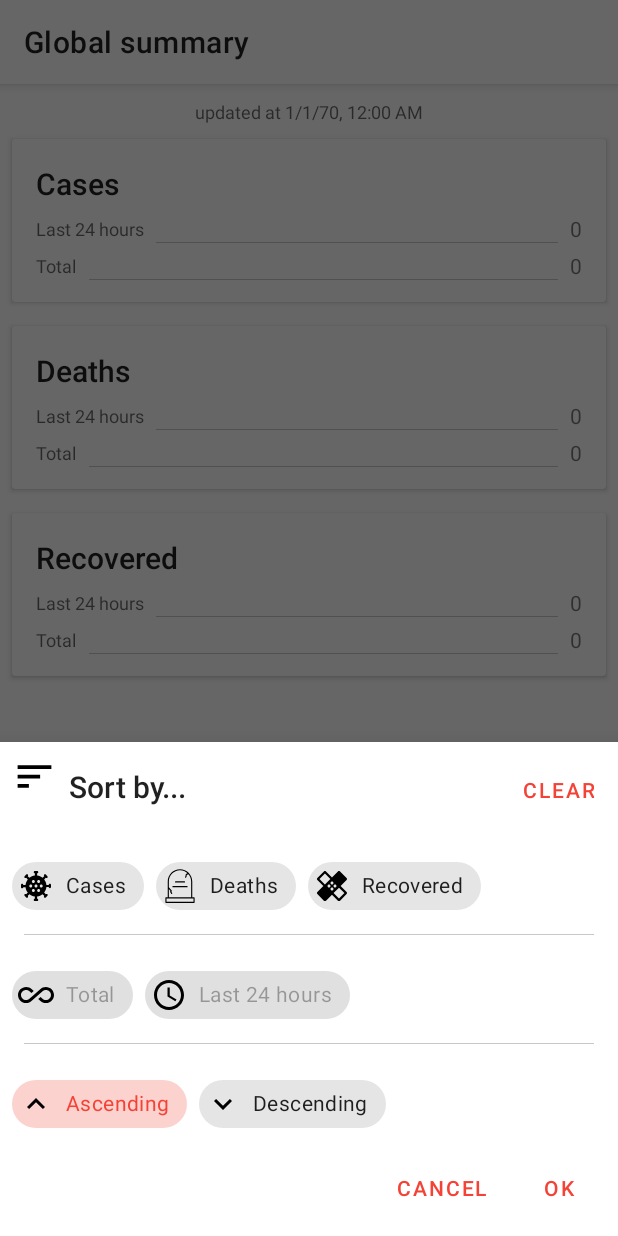
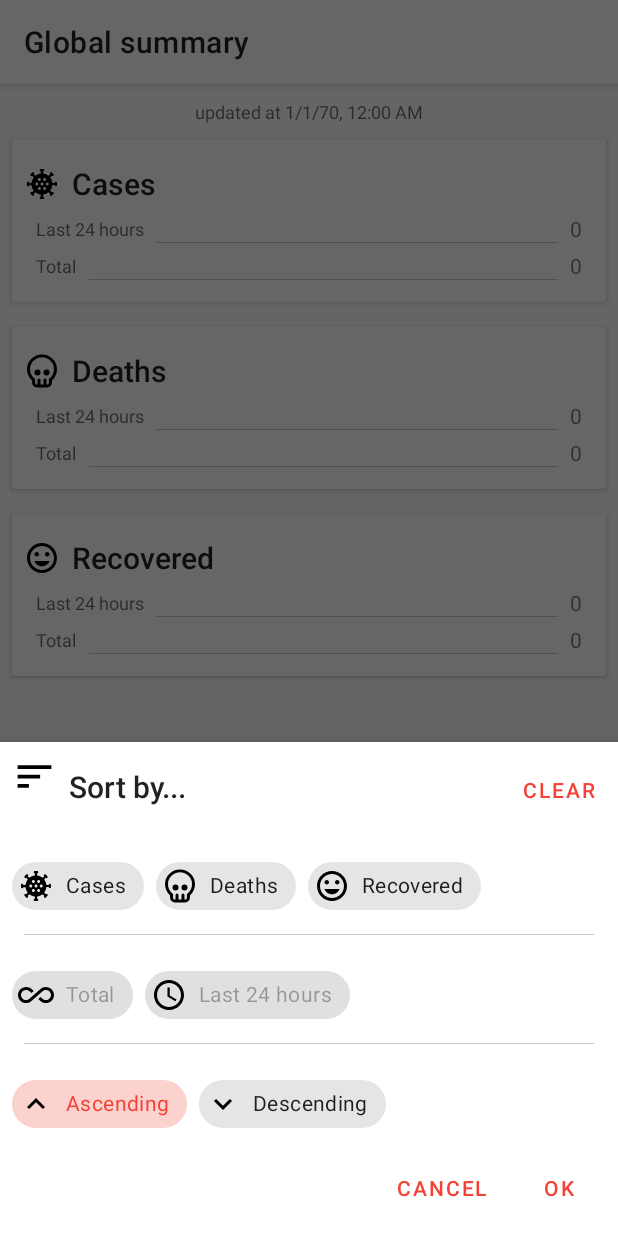
Before and after one commit to tibagni/covid19, an Android app: the fragment SortCountriesDialogFragment placed in its activity, on a phone screen of 412 x 824 dp. Run offline under Robolectric (Android 15) with nearby library versions, the light colour scheme and no system bars; our stand-ins replace Dagger/Hilt's generated code, navigation-ui; libraries missing offline, so code that uses them is left out: androidx.hilt, androidx.hilt.lifecycle.

Commit message:
Ui Adjustments

```diff
--- a/app/src/main/java/com/tibagni/covid/summary/SummaryFragment.kt
+++ b/app/src/main/java/com/tibagni/covid/summary/SummaryFragment.kt
@@ -6,6 +6,7 @@ import androidx.fragment.app.Fragment
 import android.view.LayoutInflater
 import android.view.View
 import android.view.ViewGroup
+import android.widget.ImageView
 import android.widget.TextView
 import android.widget.Toast
 import androidx.fragment.app.viewModels
@@ -37,9 +38,24 @@ class SummaryFragment : Fragment() {
     override fun onViewCreated(view: View, savedInstanceState: Bundle?) {
         val summaryItemsAdapter = SummaryItemsAdapter(
             arrayOf(
-                SummaryItemData(getString(R.string.cases_title), 0, 0),
-                SummaryItemData(getString(R.string.deaths_title), 0, 0),
-                SummaryItemData(getString(R.string.recovered_title), 0, 0)
+                SummaryItemData(
+                    R.drawable.ic_coronavirus_black_24dp,
+                    getString(R.string.cases_title),
+                    0,
+                    0
+                ),
+                SummaryItemData(
+                    R.drawable.ic_rip_black_24dp,
+                    getString(R.string.deaths_title),
+                    0,
+                    0
+                ),
+                SummaryItemData(
+                    R.drawable.ic_healing_black_24dp,
+                    getString(R.string.recovered_title),
+                    0,
+                    0
+                )
             )
         )
 
@@ -55,19 +71,23 @@ class SummaryFragment : Fragment() {
 
         viewModel.summary.observe(viewLifecycleOwner) {
             it?.let {
-                summaryItemsAdapter.refreshData(it.updatedAt,
+                summaryItemsAdapter.refreshData(
+                    it.updatedAt,
                     arrayOf(
                         SummaryItemData(
+                            R.drawable.ic_coronavirus_black_24dp,
                             getString(R.string.cases_title),
                             it.newConfirmed,
                             it.totalConfirmed
                         ),
                         SummaryItemData(
+                            R.drawable.ic_rip_black_24dp,
                             getString(R.string.deaths_title),
                             it.newDeaths,
                             it.totalDeaths
                         ),
                         SummaryItemData(
+                            R.drawable.ic_healing_black_24dp,
                             getString(R.string.recovered_title),
                             it.newRecovered,
                             it.totalRecovered
@@ -123,6 +143,7 @@ class SummaryFragment : Fragment() {
                 val vh = holder as ItemViewHolder
                 val itemData = itemsData[position - 1] // header is at 0
 
+                vh.icon.setImageResource(itemData.icon)
                 vh.titleTxt.text = itemData.title
                 vh.newTxt.text = itemData.new.format(vh.context)
                 vh.totalTxt.text = itemData.total.format(vh.context)
@@ -140,6 +161,7 @@ class SummaryFragment : Fragment() {
         }
 
         private class ItemViewHolder(view: View) : ViewHolder(view) {
+            val icon: ImageView = view.icon
             val titleTxt: TextView = view.title
             val newTxt: TextView = view.new_txt
             val totalTxt: TextView = view.total_txt
@@ -150,6 +172,12 @@ class SummaryFragment : Fragment() {
         }
     }
 
-    private data class SummaryItemData(val title: String, val new: Int, val total: Int)
+    private data class SummaryItemData(
+        val icon: Int,
+        val title: String,
+        val new: Int,
+        val total: Int
+    )
+
     private data class SummaryHeaderData(var updatedAt: Long)
 }
--- a/app/src/main/res/drawable/ic_healing_black_24dp.xml
+++ b/app/src/main/res/drawable/ic_healing_black_24dp.xml
@@ -5,5 +5,5 @@
     android:viewportHeight="24">
   <path
       android:fillColor="#FF000000"
-      android:pathData="M17.73,12.02l3.98,-3.98c0.39,-0.39 0.39,-1.02 0,-1.41l-4.34,-4.34c-0.39,-0.39 -1.02,-0.39 -1.41,0l-3.98,3.98L8,2.29C7.8,2.1 7.55,2 7.29,2c-0.25,0 -0.51,0.1 -0.7,0.29L2.25,6.63c-0.39,0.39 -0.39,1.02 0,1.41l3.98,3.98L2.25,16c-0.39,0.39 -0.39,1.02 0,1.41l4.34,4.34c0.39,0.39 1.02,0.39 1.41,0l3.98,-3.98 3.98,3.98c0.2,0.2 0.45,0.29 0.71,0.29 0.26,0 0.51,-0.1 0.71,-0.29l4.34,-4.34c0.39,-0.39 0.39,-1.02 0,-1.41l-3.99,-3.98zM12,9c0.55,0 1,0.45 1,1s-0.45,1 -1,1 -1,-0.45 -1,-1 0.45,-1 1,-1zM7.29,10.96L3.66,7.34l3.63,-3.63 3.62,3.62 -3.62,3.63zM10,13c-0.55,0 -1,-0.45 -1,-1s0.45,-1 1,-1 1,0.45 1,1 -0.45,1 -1,1zM12,15c-0.55,0 -1,-0.45 -1,-1s0.45,-1 1,-1 1,0.45 1,1 -0.45,1 -1,1zM14,11c0.55,0 1,0.45 1,1s-0.45,1 -1,1 -1,-0.45 -1,-1 0.45,-1 1,-1zM16.66,20.34l-3.63,-3.62 3.63,-3.63 3.62,3.62 -3.62,3.63z"/>
+      android:pathData="M11.99,2C6.47,2 2,6.48 2,12s4.47,10 9.99,10C17.52,22 22,17.52 22,12S17.52,2 11.99,2zM12,20c-4.42,0 -8,-3.58 -8,-8s3.58,-8 8,-8 8,3.58 8,8 -3.58,8 -8,8zM15.5,11c0.83,0 1.5,-0.67 1.5,-1.5S16.33,8 15.5,8 14,8.67 14,9.5s0.67,1.5 1.5,1.5zM8.5,11c0.83,0 1.5,-0.67 1.5,-1.5S9.33,8 8.5,8 7,8.67 7,9.5 7.67,11 8.5,11zM12,17.5c2.33,0 4.31,-1.46 5.11,-3.5L6.89,14c0.8,2.04 2.78,3.5 5.11,3.5z"/>
 </vector>
--- a/app/src/main/res/drawable/ic_rip_black_24dp.xml
+++ b/app/src/main/res/drawable/ic_rip_black_24dp.xml
@@ -1,6 +1,15 @@
-<vector android:height="24dp" android:viewportHeight="64"
-    android:viewportWidth="64" android:width="24dp" xmlns:android="http://schemas.android.com/apk/res/android">
-    <path android:fillColor="#FF000000" android:pathData="M57,52.2h-3.2V23.9c0,-12 -9.8,-21.8 -21.8,-21.8s-21.8,9.8 -21.8,21.8v28.3H7c-0.6,0 -1,0.4 -1,1V61c0,0.6 0.4,1 1,1h50c0.6,0 1,-0.4 1,-1v-7.8C58,52.7 57.6,52.2 57,52.2zM12.2,37.2l3,3.5l-0.6,0.7c-0.3,0.3 -0.3,0.8 -0.1,1.1l1.9,3.1c0.2,0.3 0.5,0.5 0.9,0.5c0.2,0 0.4,0 0.5,-0.1c0.5,-0.3 0.6,-0.9 0.3,-1.4l-1.5,-2.5l0.7,-0.8c0.3,-0.4 0.3,-0.9 0,-1.3l-5.1,-6V23.9C12.2,13 21.1,4.1 32,4.1c5.1,0 9.8,2 13.3,5.2c-1.6,0.5 -3.5,1.6 -3.4,3.6c0.1,1.8 -0.8,3 -0.8,3c-0.3,0.4 -0.3,1.1 0.2,1.4c0.2,0.1 0.4,0.2 0.6,0.2c0.3,0 0.6,-0.1 0.8,-0.4c0.1,-0.1 1.4,-1.8 1.2,-4.4c0,-0.8 1.6,-1.5 3,-1.8c3.1,3.5 4.9,8 4.9,13v28.3H12.2V37.2zM56,60H8v-5.8h3.2h41.7H56V60z"/>
-    <path android:fillColor="#FF000000" android:pathData="M24.1,25.7h15.9c0.6,0 1,-0.4 1,-1s-0.4,-1 -1,-1H24.1c-0.6,0 -1,0.4 -1,1S23.5,25.7 24.1,25.7z"/>
-    <path android:fillColor="#FF000000" android:pathData="M44.6,32.2H19.4c-0.6,0 -1,0.4 -1,1s0.4,1 1,1h25.2c0.6,0 1,-0.4 1,-1S45.1,32.2 44.6,32.2z"/>
+<vector xmlns:android="http://schemas.android.com/apk/res/android"
+    android:width="24dp"
+    android:height="24dp"
+    android:viewportWidth="24"
+    android:viewportHeight="24">
+  <path
+      android:fillColor="#FF000000"
+      android:pathData="M12,1A9.956,9.956 0,0 0,2 10.889a9.789,9.789 0,0 0,3.375 7.4v1.488A3.24,3.24 0,0 0,8.625 23h6.75a3.24,3.24 0,0 0,3.25 -3.222L18.625,18.29A9.789,9.789 0,0 0,22 10.889,9.956 9.956,0 0,0 12,1ZM17,17.038a1,1 0,0 0,-0.379 0.784v1.956A1.238,1.238 0,0 1,15.375 21L15,21L15,18a1,1 0,0 0,-2 0v3L11,21L11,18a1,1 0,0 0,-2 0v3L8.625,21a1.238,1.238 0,0 1,-1.25 -1.222L7.375,17.822A1,1 0,0 0,7 17.038a7.815,7.815 0,0 1,-3 -6.149,8 8,0 0,1 16,0A7.815,7.815 0,0 1,17 17.038Z"/>
+  <path
+      android:fillColor="#FF000000"
+      android:pathData="M9,13m-2,0a2,2 0,1 1,4 0a2,2 0,1 1,-4 0"/>
+  <path
+      android:fillColor="#FF000000"
+      android:pathData="M15,13m-2,0a2,2 0,1 1,4 0a2,2 0,1 1,-4 0"/>
 </vector>
--- a/app/src/main/res/layout/summary_fragment.xml
+++ b/app/src/main/res/layout/summary_fragment.xml
@@ -5,6 +5,7 @@
     android:id="@+id/main"
     android:layout_width="match_parent"
     android:layout_height="match_parent"
+    android:background="?attr/defaultBackground"
     tools:context=".summary.SummaryFragment">
 
     <androidx.swiperefreshlayout.widget.SwipeRefreshLayout
--- a/app/src/main/res/layout/summary_item.xml
+++ b/app/src/main/res/layout/summary_item.xml
@@ -64,10 +64,10 @@
                 android:id="@+id/title"
                 android:layout_width="wrap_content"
                 android:layout_height="wrap_content"
-                android:layout_marginStart="16dp"
+                android:layout_marginStart="8dp"
                 android:layout_marginTop="16dp"
                 android:textAppearance="@style/TextAppearance.AppCompat.Title"
-                app:layout_constraintStart_toStartOf="parent"
+                app:layout_constraintStart_toEndOf="@+id/icon"
                 app:layout_constraintTop_toTopOf="parent"
                 tools:text="Title" />
 
@@ -90,6 +90,16 @@
                 app:layout_constraintBottom_toBottomOf="@+id/total_txt"
                 app:layout_constraintEnd_toStartOf="@+id/total_txt"
                 app:layout_constraintStart_toEndOf="@+id/total_lbl" />
+
+            <ImageView
+                android:id="@+id/icon"
+                android:layout_width="wrap_content"
+                android:layout_height="wrap_content"
+                android:layout_marginStart="8dp"
+                app:layout_constraintBottom_toBottomOf="@+id/title"
+                app:layout_constraintStart_toStartOf="parent"
+                app:layout_constraintTop_toTopOf="@+id/title"
+                app:srcCompat="@drawable/ic_coronavirus_black_24dp" />
         </androidx.constraintlayout.widget.ConstraintLayout>
     </androidx.cardview.widget.CardView>
 </FrameLayout>
--- a/app/src/main/res/values/attrs.xml
+++ b/app/src/main/res/values/attrs.xml
@@ -4,4 +4,5 @@
     <attr name="actionBarBackground" format="reference"/>
 
     <attr name="dividerColor" format="reference"/>
+    <attr name="defaultBackground" format="reference"/>
 </resources>
--- a/app/src/main/res/values/styles.xml
+++ b/app/src/main/res/values/styles.xml
@@ -11,6 +11,7 @@
 
         <item name="android:statusBarColor">?attr/actionBarBackground</item>
         <item name="android:windowLightStatusBar">true</item>
+        <item name="defaultBackground">@color/background</item>
     </style>
 
     <style name="AppActionBarStyle" parent="Widget.MaterialComponents.Light.ActionBar.Solid">
```
